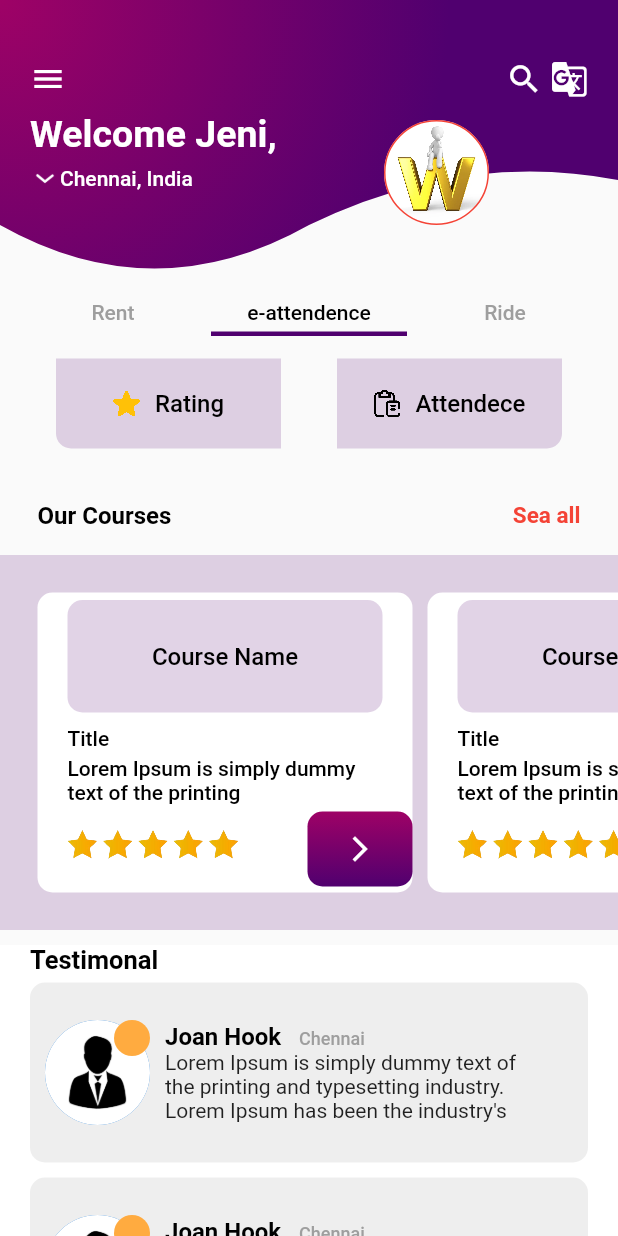
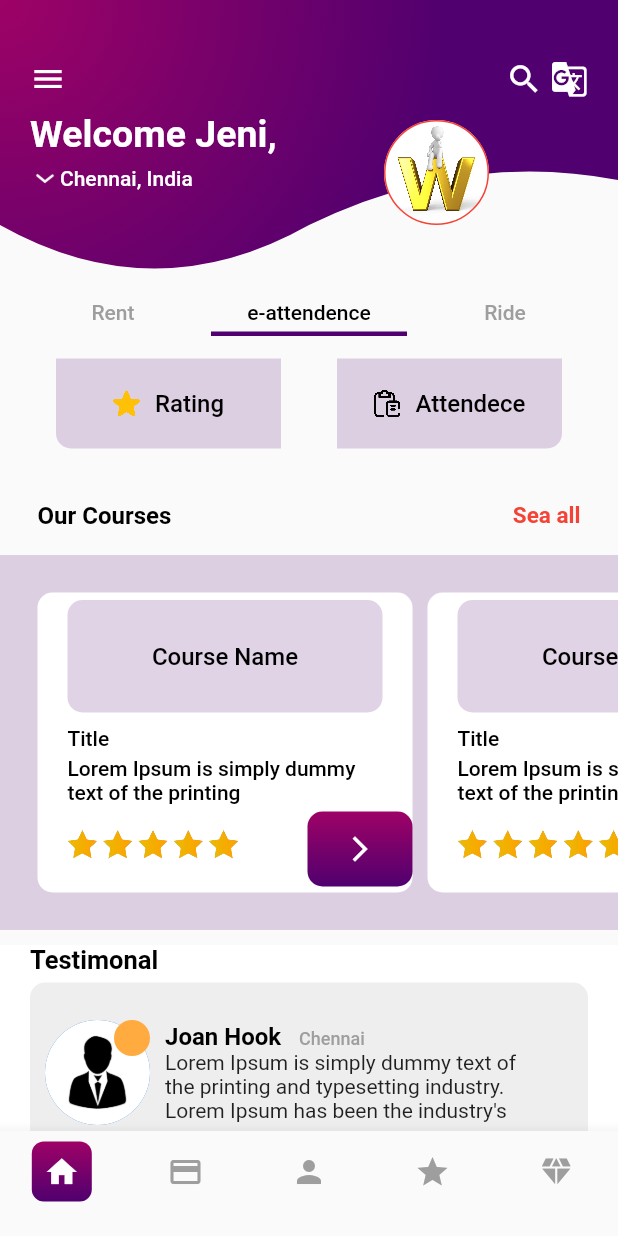
Before and after one commit to safvansafvan/Learning_app_Ui, a Flutter app: the screen it shows after launch, on a phone screen of 412 x 824 dp. Run offline on Flutter 3.47's test engine with Material 3 defaults, Android fonts, the phone set to English and light mode, and no system bars; Roboto replaces fonts that are missing (ProximaNova).

Commit message:
bottom nav added

```diff
--- a/lib/controller/core/colors.dart
+++ b/lib/controller/core/colors.dart
@@ -8,7 +8,7 @@ class AppColors {
   static Color bgColor = Colors.grey.withAlpha(300);
   static Color blue = Colors.blue;
   static Color red = Colors.red;
-  static Color pink = Colors.pink;
+  static Color purple = Colors.purple;
   static Color orange = Colors.orangeAccent;
   static Color appBar1 = const Color(0xff50006F);
   static Color appBar2 = const Color(0xff9E0266);
--- a/lib/view/home/home.dart
+++ b/lib/view/home/home.dart
@@ -1,18 +1,22 @@
-import 'package:flutter/cupertino.dart';
 import 'package:flutter/material.dart';
-import 'package:flutter/widgets.dart';
 import 'package:loginhomemt/controller/core/colors.dart';
 import 'package:loginhomemt/controller/core/custom_function.dart';
 import 'package:loginhomemt/controller/core/sizes.dart';
 
 import 'package:loginhomemt/view/widget/app_bar.dart';
+import 'package:loginhomemt/view/widget/bottom_widget.dart';
 import 'package:loginhomemt/view/widget/courses_widget.dart';
 import 'package:loginhomemt/view/widget/tab_bar.dart';
 import 'package:loginhomemt/view/widget/testimonal_widget.dart';
 
-class HomePage extends StatelessWidget {
+class HomePage extends StatefulWidget {
   const HomePage({super.key});
 
+  @override
+  State<HomePage> createState() => _HomePageState();
+}
+
+class _HomePageState extends State<HomePage> {
   @override
   Widget build(BuildContext context) {
     return DefaultTabController(
@@ -84,6 +88,7 @@ class HomePage extends StatelessWidget {
             ],
           ),
         ),
+        bottomNavigationBar: const BottomNavigationWidget(),
       ),
     );
   }
--- /dev/null
+++ b/lib/view/widget/bottom_widget.dart
@@ -0,0 +1,67 @@
+import 'package:flutter/material.dart';
+import 'package:loginhomemt/controller/core/colors.dart';
+
+class BottomNavigationWidget extends StatelessWidget {
+  const BottomNavigationWidget({super.key});
+
+  @override
+  Widget build(BuildContext context) {
+    return BottomNavigationBar(
+      type: BottomNavigationBarType.fixed,
+      items: <BottomNavigationBarItem>[
+        BottomNavigationBarItem(
+          icon: Container(
+            padding: const EdgeInsets.all(8),
+            decoration: BoxDecoration(
+              gradient: LinearGradient(
+                  begin: Alignment.topCenter,
+                  end: Alignment.bottomCenter,
+                  colors: [AppColors.appBar2, AppColors.appBar1]),
+              borderRadius: BorderRadius.circular(8),
+            ),
+            child: const Icon(Icons.home, color: Colors.white),
+          ),
+          label: '',
+        ),
+        BottomNavigationBarItem(
+          icon: Container(
+              padding: const EdgeInsets.all(8),
+              decoration: BoxDecoration(
+                borderRadius: BorderRadius.circular(8),
+              ),
+              child: Icon(Icons.credit_card, color: AppColors.grey)),
+          label: '',
+        ),
+        BottomNavigationBarItem(
+          icon: Container(
+              padding: const EdgeInsets.all(8),
+              decoration: BoxDecoration(
+                borderRadius: BorderRadius.circular(8),
+              ),
+              child: Icon(Icons.person, color: AppColors.grey)),
+          label: '',
+        ),
+        BottomNavigationBarItem(
+          icon: Container(
+              padding: const EdgeInsets.all(8),
+              decoration: BoxDecoration(
+                borderRadius: BorderRadius.circular(8),
+              ),
+              child: Icon(Icons.star, color: AppColors.grey)),
+          label: '',
+        ),
+        BottomNavigationBarItem(
+          icon: Container(
+              padding: const EdgeInsets.all(8),
+              decoration: BoxDecoration(
+                borderRadius: BorderRadius.circular(8),
+              ),
+              child: Icon(Icons.diamond, color: AppColors.grey)),
+          label: '',
+        ),
+      ],
+      currentIndex: 0,
+      onTap: (value) {},
+    );
+  }
+}
--- a/lib/view/widget/testimonal_widget.dart
+++ b/lib/view/widget/testimonal_widget.dart
@@ -10,29 +10,27 @@ class TestimonalWidget extends StatelessWidget {
   @override
   Widget build(BuildContext context) {
     return Container(
-      height: 300,
       width: double.infinity,
       color: AppColors.white,
       child: Padding(
         padding: const EdgeInsets.symmetric(horizontal: 20),
-        child: SingleChildScrollView(
         child: Column(
           crossAxisAlignment: CrossAxisAlignment.start,
           children: [
             Text(
               'Testimonal',
-                style: CustomFunctions.style(
-                    fontWeight: FontWeight.w600, size: 17),
+              style:
+                  CustomFunctions.style(fontWeight: FontWeight.w600, size: 17),
             ),
             ListView.builder(
               shrinkWrap: true,
+              physics: const NeverScrollableScrollPhysics(),
               itemCount: 5,
               itemBuilder: (context, index) {
                 return _buildTestimonal();
               },
-              )
+            ),
           ],
-          ),
         ),
       ),
     );
```
Lines whose indentation alone changed are shown as unchanged.
